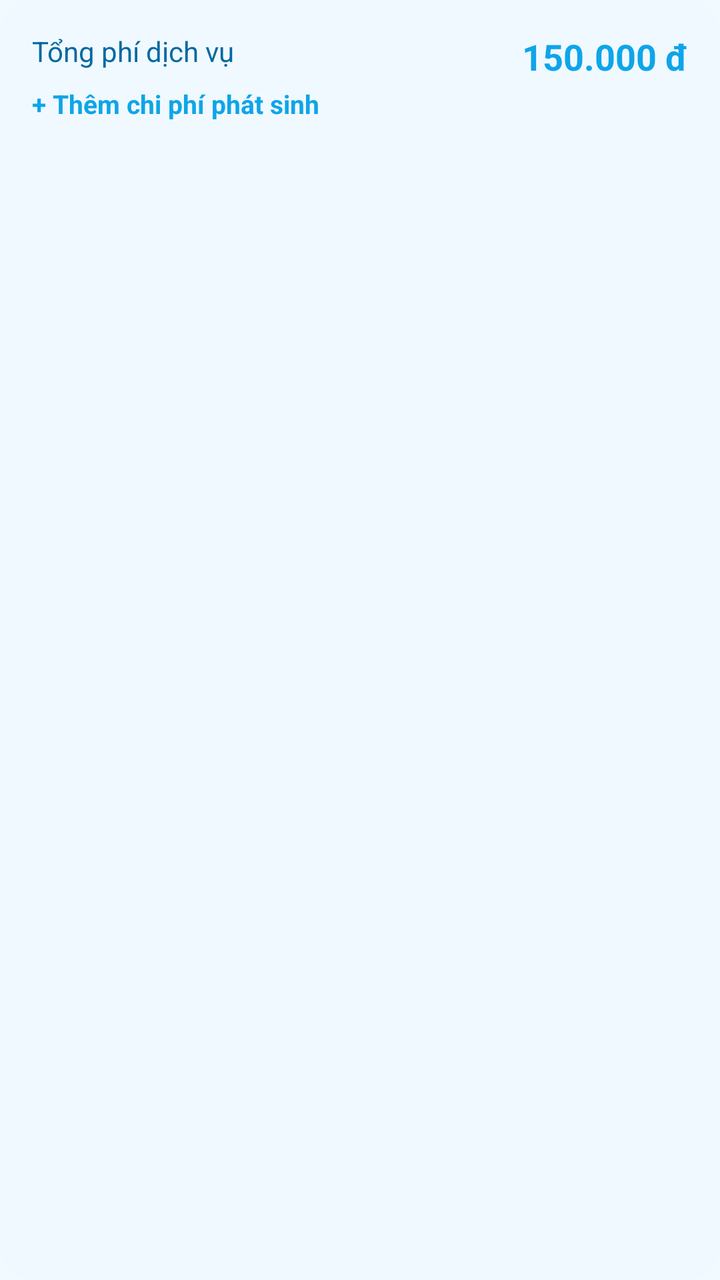
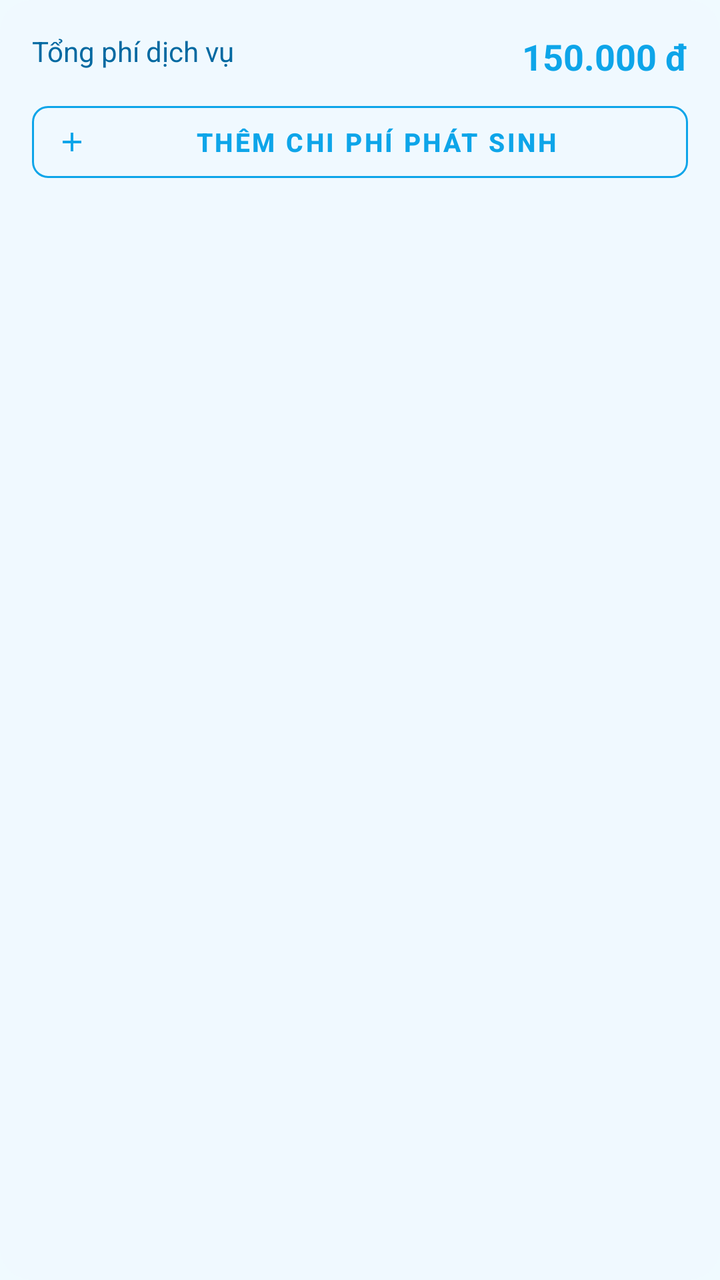

Two renders of the same Android screen: before a commit and after it. Below are the layout's source before the change and the commit's diff.
<!-- AndroidManifest.xml: application theme Theme.FixItVN -->
<!-- res/layout/layout_pricing_summary_card.xml -->
<?xml version="1.0" encoding="utf-8"?>
<com.google.android.material.card.MaterialCardView xmlns:android="http://schemas.android.com/apk/res/android"
    xmlns:app="http://schemas.android.com/apk/res-auto"
    android:layout_width="match_parent"
    android:layout_height="wrap_content"
    android:layout_marginTop="24dp"
    android:layout_marginBottom="16dp"
    app:cardBackgroundColor="#f0f9ff"
    app:cardCornerRadius="16dp"
    app:cardElevation="0dp"
    app:strokeWidth="0dp">

    <androidx.constraintlayout.widget.ConstraintLayout
        android:layout_width="match_parent"
        android:layout_height="wrap_content"
        android:padding="16dp">

        <TextView
            android:id="@+id/tvPricingLabel"
            android:layout_width="wrap_content"
            android:layout_height="wrap_content"
            android:text="Tổng phí dịch vụ"
            android:textColor="#0369a1"
            android:textSize="14sp"
            app:layout_constraintStart_toStartOf="parent"
            app:layout_constraintTop_toTopOf="parent" />

        <TextView
            android:id="@+id/tvOrderDetailPrice"
            android:layout_width="wrap_content"
            android:layout_height="wrap_content"
            android:text="150.000 đ"
            android:textColor="#0ea5e9"
            android:textSize="18sp"
            android:textStyle="bold"
            app:layout_constraintEnd_toEndOf="parent"
            app:layout_constraintTop_toTopOf="@id/tvPricingLabel" />

        <TextView
            android:id="@+id/btnAddExtraFee"
            android:layout_width="wrap_content"
            android:layout_height="wrap_content"
            android:layout_marginTop="8dp"
            android:clickable="true"
            android:focusable="true"
            android:text="+ Thêm chi phí phát sinh"
            android:textColor="#0ea5e9"
            android:textSize="13sp"
            android:textStyle="bold"
            app:layout_constraintBottom_toBottomOf="parent"
            app:layout_constraintStart_toStartOf="parent"
            app:layout_constraintTop_toBottomOf="@id/tvPricingLabel" />

    </androidx.constraintlayout.widget.ConstraintLayout>
</com.google.android.material.card.MaterialCardView>
<!-- resources referenced by this layout -->
<resources>
  <style name="Theme.FixItVN" parent="Theme.MaterialComponents.DayNight.NoActionBar">
  
          
          <item name="colorPrimary">#42c2ff</item>
          <item name="colorPrimaryDark">#00658b</item>
          <item name="colorPrimaryVariant">#00658b</item>
          <item name="colorOnPrimary">#ffffff</item>
  
          
          <item name="colorSecondary">#42c2ff</item>
          <item name="colorSecondaryVariant">#1a9fe0</item>
          <item name="colorOnSecondary">#ffffff</item>
  
          
          <item name="android:colorBackground">#f0faff</item>
          <item name="android:windowBackground">#f0faff</item>
          <item name="colorSurface">#ffffff</item>
          <item name="colorOnSurface">#0d1b2a</item>
  
          
          <item name="android:statusBarColor">#ffffff</item>
          <item name="android:windowLightStatusBar">true</item>
  
          
          <item name="android:navigationBarColor">#ffffff</item>
  
          
          <item name="bottomNavigationStyle">@style/Widget.FixIt.BottomNavigationView</item>
  
      </style>
  <style name="Widget.FixIt.BottomNavigationView" parent="Widget.MaterialComponents.BottomNavigationView">
          <item name="itemTextAppearanceActive">@style/TextAppearance.FixIt.BottomNav</item>
          <item name="itemTextAppearanceInactive">@style/TextAppearance.FixIt.BottomNav</item>
      </style>
  <style name="TextAppearance.FixIt.BottomNav" parent="TextAppearance.MaterialComponents.Caption">
          <item name="android:textSize">10sp</item>
          <item name="android:fontFamily">sans-serif-medium</item>
      </style>
</resources>

<!-- the commit's change to res/layout/layout_pricing_summary_card.xml (unified diff, before → after) -->
@@ -36,19 +36,26 @@
             app:layout_constraintEnd_toEndOf="parent"
             app:layout_constraintTop_toTopOf="@id/tvPricingLabel" />
 
-        <TextView
+        <com.google.android.material.button.MaterialButton
             android:id="@+id/btnAddExtraFee"
-            android:layout_width="wrap_content"
-            android:layout_height="wrap_content"
-            android:layout_marginTop="8dp"
-            android:clickable="true"
-            android:focusable="true"
-            android:text="+ Thêm chi phí phát sinh"
+            style="@style/Widget.MaterialComponents.Button.OutlinedButton.Icon"
+            android:layout_width="match_parent"
+            android:layout_height="48dp"
+            android:layout_marginTop="12dp"
+            android:text="Thêm chi phí phát sinh"
             android:textColor="#0ea5e9"
             android:textSize="13sp"
             android:textStyle="bold"
+            app:icon="@drawable/ic_add"
+            app:iconSize="16dp"
+            app:iconTint="#0ea5e9"
+            app:strokeColor="#0ea5e9"
+            app:strokeWidth="1dp"
+            app:cornerRadius="8dp"
+            app:rippleColor="#150ea5e9"
             app:layout_constraintBottom_toBottomOf="parent"
             app:layout_constraintStart_toStartOf="parent"
+            app:layout_constraintEnd_toEndOf="parent"
             app:layout_constraintTop_toBottomOf="@id/tvPricingLabel" />
 
     </androidx.constraintlayout.widget.ConstraintLayout>
<!-- resource entries referenced after the edit -->
@@ -1,5 +1,15 @@
 <!-- resources referenced by this layout -->
 <resources>
+  <!-- drawable ic_add (drawable) -->
+  <vector xmlns:android="http://schemas.android.com/apk/res/android"
+      android:width="24dp"
+      android:height="24dp"
+      android:viewportWidth="24"
+      android:viewportHeight="24">
+      <path
+          android:fillColor="#000000"
+          android:pathData="M19,13h-6v6h-2v-6H5v-2h6V5h2v6h6v2z"/>
+  </vector>
   <style name="Theme.FixItVN" parent="Theme.MaterialComponents.DayNight.NoActionBar">
   
           
